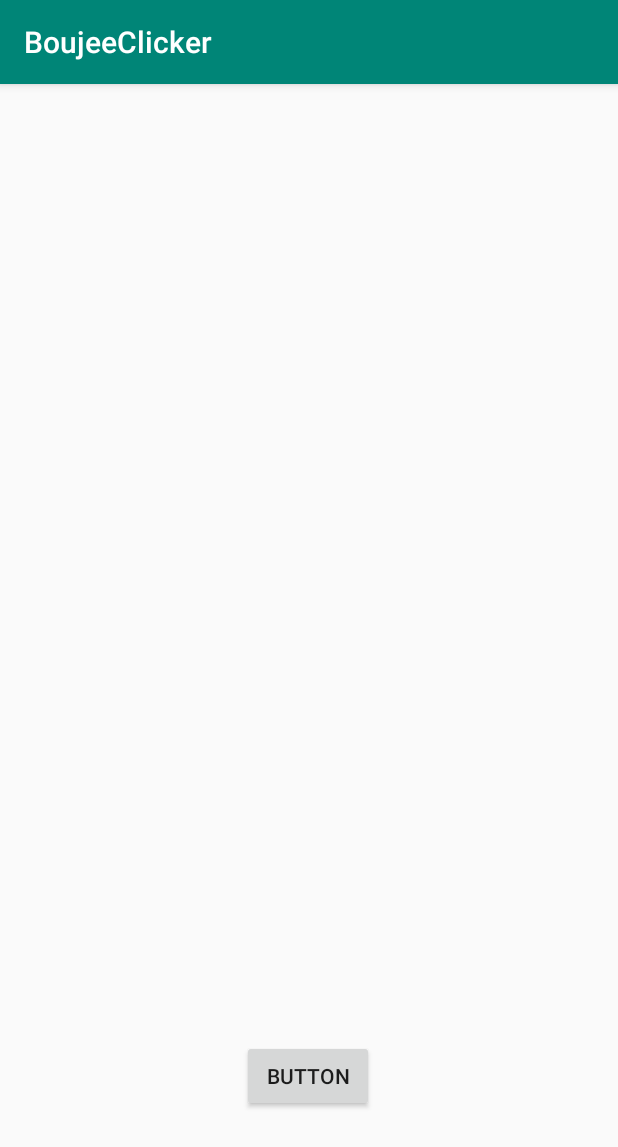
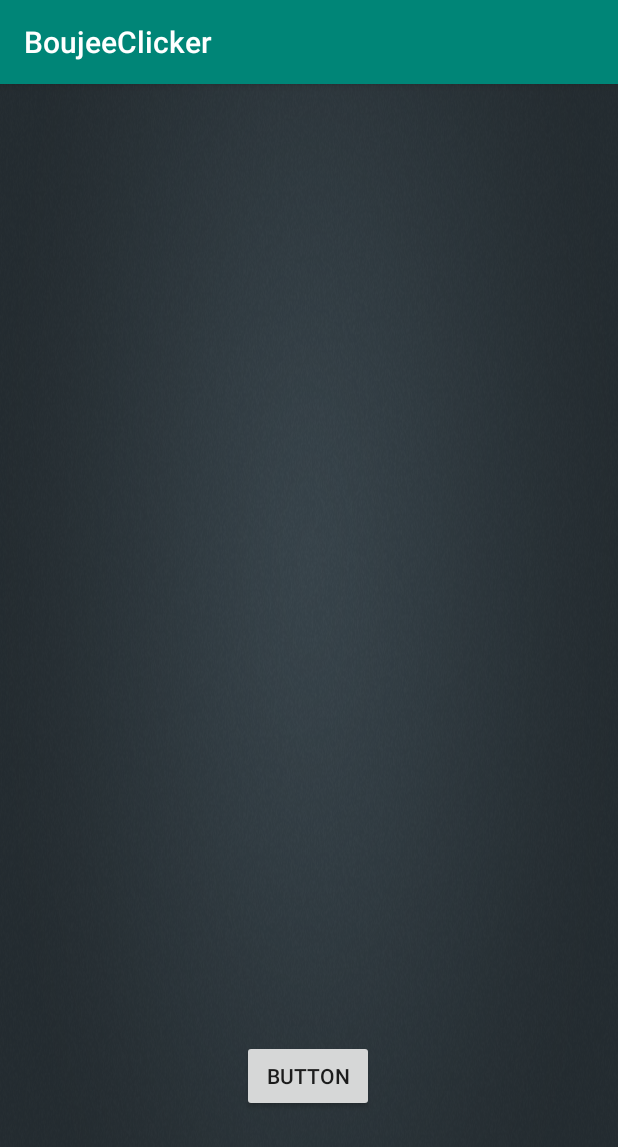
Before and after one commit to ZareebC/BoujeeClicker, an Android app: the UpgradePage screen opened directly, with no data from a screen before it, on a phone screen of 412 x 824 dp. Shown: the top 1147 px of the screen. Run offline under Robolectric (Android 15) with nearby library versions, the phone set to English and light mode, and no system bars.

```diff
--- a/app/src/main/res/layout/activity_upgrade_page.xml
+++ b/app/src/main/res/layout/activity_upgrade_page.xml
@@ -4,7 +4,8 @@
     xmlns:tools="http://schemas.android.com/tools"
     android:layout_width="match_parent"
     android:layout_height="match_parent"
-    tools:context=".UpgradePage">
+    tools:context=".UpgradePage"
+    android:background="@drawable/background">
 
     <Button
         android:id="@+id/backClick"
@@ -17,4 +18,5 @@
         app:layout_constraintStart_toStartOf="parent"
         app:layout_constraintTop_toTopOf="parent"
         app:layout_constraintVertical_bias="0.885" />
+
 </androidx.constraintlayout.widget.ConstraintLayout>
```
Also changed, not shown: app/src/main/res/drawable/passive.png (added).
